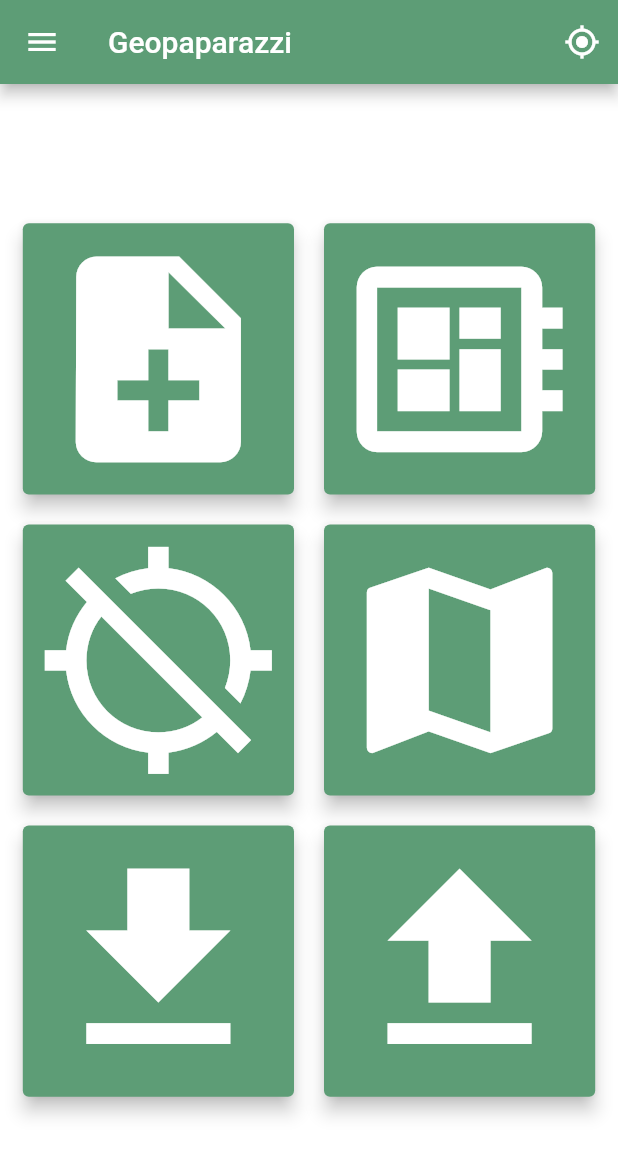
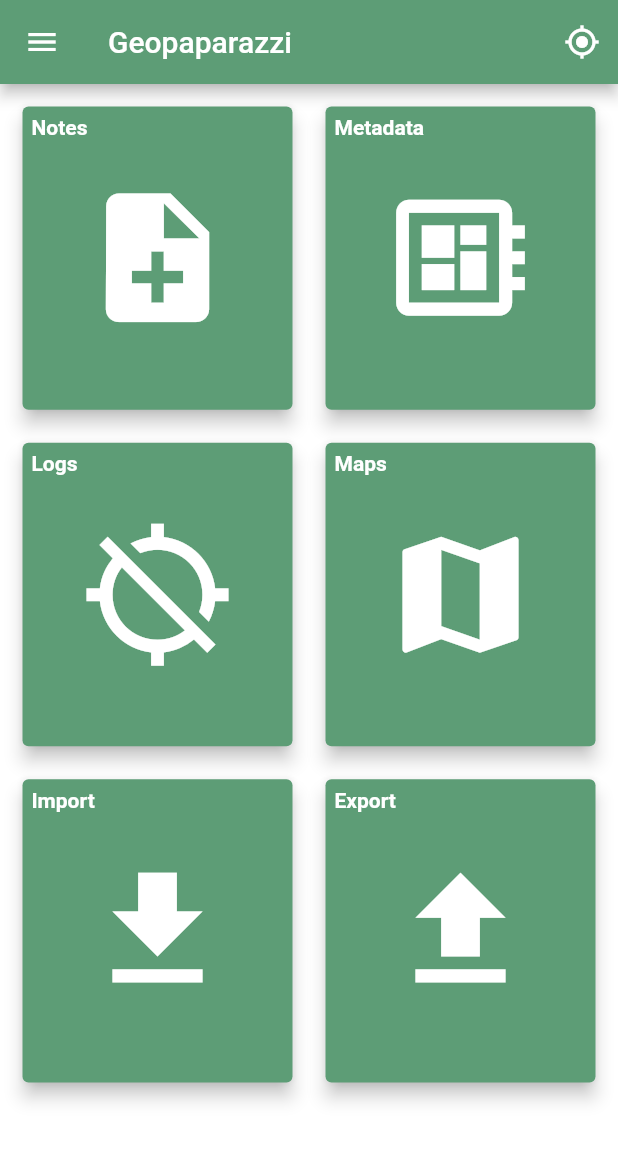
Before and after one commit to geopaparazzi/smash, a Flutter app: the screen it shows after launch, on a phone screen of 412 x 824 dp. Shown: the top 1156 px of the screen. Run offline on Flutter 3.47's test engine with Material 2 defaults, Android fonts, the phone set to English and light mode, and no system bars; our stand-ins replace file_picker, flutter_map, flutter_svg, geolocator, latlong, shared_preferences and 1 more; missing offline and left inert: location_permissions, path_provider_ex; accounts and stored records are empty; project files that could hold a hidden picture were left out.

Commit message:
addin gproject opening

```diff
--- /dev/null
+++ b/lib/eu/geopaparazzi/library/utils/preferences.dart
@@ -0,0 +1,5 @@
+/*
+ * Copyright (c) 2019. Antonello Andrea (www.hydrologis.com). All rights reserved.
+ * Use of this source code is governed by a GPL3 license that can be
+ * found in the LICENSE file.
+ */
--- a/lib/eu/hydrologis/geopaparazzi/main.dart
+++ b/lib/eu/hydrologis/geopaparazzi/main.dart
@@ -6,7 +6,9 @@
 
 import 'package:flutter/material.dart';
 import 'package:geopaparazzi_light/eu/geopaparazzi/library/utils/colors.dart';
+import 'package:geopaparazzi_light/eu/geopaparazzi/library/models/geopaparazzi_models.dart';
 import 'package:geopaparazzi_light/eu/hydrologis/geopaparazzi/widgets/dashboard.dart';
+import 'package:scoped_model/scoped_model.dart';
 
 void main() => runApp(LoadingImageApp());
 
@@ -16,8 +18,9 @@ class LoadingImageApp extends StatelessWidget {
     return MaterialApp(
       title: 'Geopaparazzi',
       theme: ThemeData(
-          primarySwatch:  GeopaparazziColors.mainDecorationsMc,
+          primarySwatch: GeopaparazziColors.mainDecorationsMc,
           accentColor: GeopaparazziColors.mainSelectionMc,
+          canvasColor: GeopaparazziColors.mainBackground,
           brightness: Brightness.light,
           inputDecorationTheme: InputDecorationTheme(
             border: const OutlineInputBorder(
@@ -39,7 +42,10 @@ class LoadingImageApp extends StatelessWidget {
       debugShowMaterialGrid: false,
       debugShowCheckedModeBanner: false,
       showPerformanceOverlay: false,
-      home: DashboardWidget(),
+      home: ScopedModel<GeopaparazziProjectModel>(
+        model: GeopaparazziProjectModel(),
+        child: DashboardWidget(),
+      ),
     );
   }
 }
--- a/lib/eu/hydrologis/geopaparazzi/widgets/dashboard.dart
+++ b/lib/eu/hydrologis/geopaparazzi/widgets/dashboard.dart
@@ -4,8 +4,17 @@
  * found in the LICENSE file.
  */
 import 'package:flutter/material.dart';
+import 'package:flutter/services.dart';
+import 'dart:io';
 import 'package:geopaparazzi_light/eu/geopaparazzi/library/gps/gps.dart';
 import 'package:geopaparazzi_light/eu/geopaparazzi/library/utils/colors.dart';
+import 'package:geopaparazzi_light/eu/geopaparazzi/library/models/geopaparazzi_models.dart';
+import 'package:scoped_model/scoped_model.dart';
+import 'package:geopaparazzi_light/eu/geopaparazzi/library/database/notes.dart';
+import 'package:geopaparazzi_light/eu/geopaparazzi/library/database/logs.dart';
+import 'package:file_picker/file_picker.dart';
+import 'package:path/path.dart';
+import 'package:flutter_svg/flutter_svg.dart';
 
 class DashboardWidget extends StatefulWidget {
   DashboardWidget({Key key}) : super(key: key);
@@ -15,9 +24,30 @@ class DashboardWidget extends StatefulWidget {
 }
 
 class _DashboardWidgetState extends State<DashboardWidget> {
-  static const iconSize = 64.0;
+  Size _media;
 
-  Size media;
+  String _projectName = "No project loaded";
+  int _notesCount = 0;
+  int _logsCount = 0;
+
+  _DashboardWidgetState() {}
+
+  Future<bool> _checkStats(BuildContext context) async {
+    GeopaparazziProjectModel projectModel =
+        ScopedModel.of<GeopaparazziProjectModel>(context,
+            rebuildOnChange: true);
+    var database = await projectModel.getDatabase();
+    if (database != null) {
+      _projectName = basename(database.path);
+
+      _notesCount = await getNotesCount(database, false);
+      _logsCount = await getLogsCount(database, false);
+    } else {
+      _notesCount = 0;
+      _logsCount = 0;
+    }
+    return true;
+  }
 
   @override
   Widget build(BuildContext context) {
@@ -27,8 +57,7 @@ class _DashboardWidgetState extends State<DashboardWidget> {
       }
     });
 
-    media = MediaQuery.of(context).size;
-    print("${media.width} ${media.height}");
+    _media = MediaQuery.of(context).size;
 
     return new Scaffold(
       appBar: new AppBar(
@@ -46,86 +75,97 @@ class _DashboardWidgetState extends State<DashboardWidget> {
         ],
       ),
       backgroundColor: GeopaparazziColors.mainBackground,
-      body: LayoutBuilder(builder: (context, constraint) {
-        return getDashboardTiles(
-            media.width < media.height, constraint);
-      }),
-      drawer: Drawer(child: ListView(children: getDrawerWidgets())),
+      body: ScopedModel<GeopaparazziProjectModel>(
+          model: GeopaparazziProjectModel(),
+          child: FutureBuilder<void>(
+            future: _checkStats(context),
+            builder: (context, snapshot) {
+              if (snapshot.connectionState == ConnectionState.done) {
+                // If the Future is complete, display the preview.
+                return OrientationBuilder(builder: (context, orientation) {
+                  return GridView.count(
+                    crossAxisCount: orientation == Orientation.portrait ? 2 : 3,
+                    childAspectRatio:
+                        orientation == Orientation.portrait ? 0.9 : 1.6,
+                    padding: EdgeInsets.all(5),
+                    mainAxisSpacing: 2,
+                    crossAxisSpacing: 2,
+                    children: getTiles(orientation == Orientation.portrait),
+                  );
+                });
+              } else {
+                // Otherwise, display a loading indicator.
+                return Center(child: CircularProgressIndicator());
+              }
+            },
+          )),
+//      persistentFooterButtons: <Widget>[
+//        Card(
+//            elevation: 5,
+//            color: GeopaparazziColors.mainDecorations,
+//            child: Text(_projectName)),
+//      ],
+      drawer: Drawer(
+          child: ListView(
+        children: getDrawerWidgets(context),
+      )),
     );
   }
 
-  Widget getDashboardTiles(bool isPortrait, BoxConstraints constraint) {
-    var alig = MainAxisAlignment.center;
-    var headerColor = Color.fromRGBO(0, 0, 0, 0.5);
-    if (isPortrait) {
-      return Center(
-          child: Column(
-        mainAxisAlignment: alig,
-        children: <Widget>[
-          Row(
-            mainAxisAlignment: alig,
-            children: <Widget>[
-              buildButton("Notes", "0", Icons.note_add, headerColor, constraint,
-                  _onNotesPushed()),
-              buildButton("Metadata", "", Icons.developer_board, headerColor,
-                  constraint, _onMetadataPushed()),
-            ],
-          ),
-          Row(
-            mainAxisAlignment: alig,
-            children: <Widget>[
-              buildButton("Logs", "0", Icons.gps_off, headerColor, constraint,
-                  _onLogTogglePushed()),
-              buildButton("Maps", "", Icons.map, headerColor, constraint,
-                  _onMapsPushed()),
-            ],
-          ),
-          Row(
-            mainAxisAlignment: alig,
-            children: <Widget>[
-              buildButton("Import", "", Icons.file_download, headerColor,
-                  constraint, _onImportPushed()),
-              buildButton("Export", "", Icons.file_upload, headerColor,
-                  constraint, _onExportPushed()),
-            ],
-          ),
-        ],
-      ));
-    } else {
-      return Center(
-          child: Column(
-        mainAxisAlignment: alig,
-        children: <Widget>[
-          Row(
-            mainAxisAlignment: alig,
-            children: <Widget>[
-              buildButton("Notes", "0", Icons.note_add, headerColor, constraint,
-                  _onNotesPushed()),
-              buildButton("Logs", "0", Icons.gps_off, headerColor, constraint,
-                  _onLogTogglePushed()),
-              buildButton("Maps", "", Icons.map, headerColor, constraint,
-                  _onMapsPushed()),
-            ],
-          ),
-          Row(
-            mainAxisAlignment: alig,
-            children: <Widget>[
-              buildButton("Metadata", "", Icons.developer_board, headerColor,
-                  constraint, _onMetadataPushed()),
-              buildButton("Import", "", Icons.file_download, headerColor,
-                  constraint, _onImportPushed()),
-              buildButton("Export", "", Icons.file_upload, headerColor,
-                  constraint, _onExportPushed()),
-            ],
-          ),
-        ],
-      ));
-    }
+  List<Widget> getTiles(bool isPortrait) {
+    var headerColor = Color.fromRGBO(256, 256, 256, 0);
+    var iconSize = isPortrait ? _media.width / 4 : _media.height / 4;
+
+    var headerNotes = "Notes";
+    var iconNotes = Icons.note_add;
+
+    var headerMetadata = "Metadata";
+    var infoMetadata = "";
+    var iconMetadata = Icons.developer_board;
+
+    var headerLogs = "Logs";
+    var infoLogs = "0";
+    var iconLogs = Icons.gps_off;
+
+    var headerMaps = "Maps";
+    var infoMaps = "";
+    var iconMaps = Icons.map;
+
+    var headerImport = "Import";
+    var infoImport = "";
+    var iconImport = Icons.file_download;
+
+    var headerExport = "Export";
+    var infoExport = "";
+    var iconExport = Icons.file_upload;
+
+    return [
+      getSingleTile(headerNotes, headerColor,
+          _notesCount == 0 ? "" : "${_notesCount}", iconNotes, iconSize),
+      getSingleTile(
+          headerMetadata, headerColor, infoMetadata, iconMetadata, iconSize),
+      getSingleTile(headerLogs, headerColor,
+          _logsCount == 0 ? "" : "${_logsCount}", iconLogs, iconSize),
+      getSingleTile(headerMaps, headerColor, infoMaps, iconMaps, iconSize),
+      getSingleTile(
+          headerImport, headerColor, infoImport, iconImport, iconSize),
+      getSingleTile(
+          headerExport, headerColor, infoExport, iconExport, iconSize),
+    ];
   }
 
-  Widget buildButton(String headerText, String footerText, IconData icon,
-      Color headerColor, BoxConstraints constraint, runMethod) {
-    return Card(
+  GridTile getSingleTile(
+      String header, Color color, String info, IconData icon, double iconSize) {
+    return GridTile(
+        header: GridTileBar(
+          title: Text(header, style: TextStyle(fontWeight: FontWeight.bold)),
+          backgroundColor: color,
+        ),
+        footer: GridTileBar(
+            title: Text(info,
+                textAlign: TextAlign.left,
+                style: TextStyle(fontWeight: FontWeight.bold))),
+        child: Card(
           margin: EdgeInsets.all(10),
           elevation: 5,
           color: GeopaparazziColors.mainDecorations,
@@ -134,70 +174,118 @@ class _DashboardWidgetState extends State<DashboardWidget> {
               icon,
               color: GeopaparazziColors.mainBackground,
             ),
-        iconSize: constraint.maxWidth / 2.5,
-        onPressed: runMethod,
+            iconSize: iconSize,
+            onPressed: () {},
             color: GeopaparazziColors.mainBackground,
             highlightColor: GeopaparazziColors.mainSelection,
           ),
-    );
+        ));
   }
 
-  _onNotesPushed() {
-    print("Notes pushed");
+  getDrawerWidgets(BuildContext context) {
+    final String assetName = 'assets/geopaparazzi_launcher_icon.svg';
+    double iconSize = 48;
+    double textSize = iconSize / 2;
+    var c = GeopaparazziColors.mainDecorations;
+    return [
+      new Container(
+        margin: EdgeInsets.only(bottom: 20),
+        child: new DrawerHeader(
+            child: new SvgPicture.asset(
+          assetName,
+          fit: BoxFit.scaleDown,
+          semanticsLabel: 'A red up arrow',
+        )),
+        color: GeopaparazziColors.mainDecorations,
+      ),
+      new Container(
+        child: new Column(children: [
+          ListTile(
+            leading: new Icon(
+              Icons.create_new_folder,
+              color: c,
+              size: iconSize,
+            ),
+            title: Text(
+              "New Project",
+              style: TextStyle(fontSize: textSize, color: c),
+            ),
+          ),
+          ListTile(
+            leading: new Icon(
+              Icons.folder_open,
+              color: c,
+              size: iconSize,
+            ),
+            title: Text(
+              "Open Project",
+              style: TextStyle(fontSize: textSize, color: c),
+            ),
+            onTap: () => _openProject(context),
+          ),
+          ListTile(
+            leading: new Icon(
+              Icons.settings,
+              color: c,
+              size: iconSize,
+            ),
+            title: Text(
+              "Settings",
+              style: TextStyle(fontSize: textSize, color: c),
+            ),
+            onTap: () => _openSettings(context),
+          ),
+          ListTile(
+            leading: new Icon(
+              Icons.info_outline,
+              color: c,
+              size: iconSize,
+            ),
+            title: Text(
+              "About",
+              style: TextStyle(fontSize: textSize, color: c),
+            ),
+            onTap: () => _openAbout(context),
+          ),
+          ListTile(
+            leading: new Icon(
+              Icons.exit_to_app,
+              color: c,
+              size: iconSize,
+            ),
+            title: Text(
+              "Exit",
+              style: TextStyle(fontSize: textSize, color: c),
+            ),
+            onTap: () => doExit(context),
+          ),
+        ]),
+      ),
+    ];
   }
 
-  _onMetadataPushed() {}
+  Future doExit(BuildContext context) async {
+    GeopaparazziProjectModel projectModel =
+        ScopedModel.of<GeopaparazziProjectModel>(context,
+            rebuildOnChange: true);
+    await projectModel.close();
 
-  _onLogTogglePushed() {}
+    await SystemChannels.platform.invokeMethod<void>('SystemNavigator.pop');
+  }
 
-  _onMapsPushed() {}
+  Future _openSettings(BuildContext context) async {}
 
-  _onImportPushed() {}
+  Future _openAbout(BuildContext context) async {}
 
-  _onExportPushed() {}
-
-  getDrawerWidgets() {
-    return [
-      Row(children: <Widget>[
-        IconButton(
-            icon: Icon(Icons.create_new_folder),
-            onPressed: () {
-              print("new project");
-            }),
-        Text("New Project")
-      ]),
-      Row(children: <Widget>[
-        IconButton(
-            icon: Icon(Icons.folder_open),
-            onPressed: () {
-              print("open project");
-            }),
-        Text("Open Project")
-      ]),
-      Row(children: <Widget>[
-        IconButton(
-            icon: Icon(Icons.settings),
-            onPressed: () {
-              print("settings");
-            }),
-        Text("Settings")
-      ]),
-      Row(children: <Widget>[
-        IconButton(
-            icon: Icon(Icons.info_outline),
-            onPressed: () {
-              print("about");
-            }),
-        Text("About")
-      ]),
-      Row(children: <Widget>[
-        IconButton(
-            icon: Icon(Icons.exit_to_app),
-            onPressed: () {
-              print("exit");
-            }),
-        Text("Exit")
-      ]),
-    ];
+  Future _openProject(BuildContext context) async {
+    File file =
+        await FilePicker.getFile(type: FileType.ANY, fileExtension: 'gpap');
+    if (file != null && file.existsSync()) {
+      GeopaparazziProjectModel projectModel =
+          ScopedModel.of<GeopaparazziProjectModel>(context,
+              rebuildOnChange: true);
+      projectModel.projectPath = file.path;
+      setState(() {});
     }
   }
+}
--- a/pubspec.yaml
+++ b/pubspec.yaml
@@ -37,6 +37,7 @@ dependencies:
   camera: 0.5.2+1
   location_permissions: ^2.0.0
   animated_floatactionbuttons: ^0.1.0
+  flutter_svg: 0.12.4
 
 
 dev_dependencies:
@@ -59,6 +60,8 @@ flutter:
   # assets:
   #  - images/a_dot_burr.jpeg
   #  - images/a_dot_ham.jpeg
+  assets:
+    - assets/geopaparazzi_launcher_icon.svg
 
   # An image asset can refer to one or more resolution-specific "variants", see
   # https://flutter.dev/assets-and-images/#resolution-aware.
```
Also changed, not shown: lib/eu/geopaparazzi/library/database/logs.dart (added, +55 -0 lines), lib/eu/geopaparazzi/library/database/notes.dart (added, +87 -0 lines), lib/eu/geopaparazzi/library/models/geopaparazzi_models.dart (added, +47 -0 lines), assets/geopaparazzi_launcher_icon.svg (added), assets/gpicon.png (added), pubspec.lock, 6 other files. Lines whose indentation alone changed are shown as unchanged.
